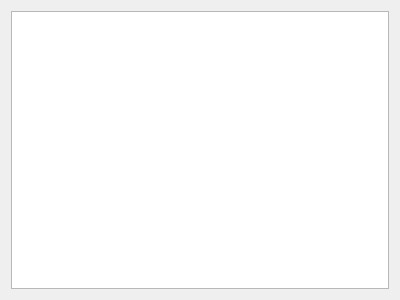
Qt form game.ui (krayushkin/qt4balda) before a commit.
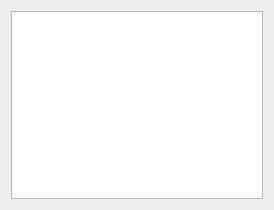
The same form after that commit.

```diff
--- a/game.ui
+++ b/game.ui
@@ -6,8 +6,8 @@
    <rect>
     <x>0</x>
     <y>0</y>
-    <width>400</width>
-    <height>300</height>
+    <width>274</width>
+    <height>210</height>
    </rect>
   </property>
   <property name="windowTitle">
```
